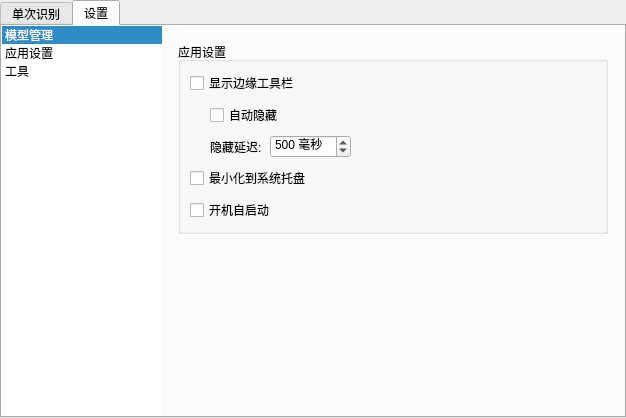
Above: src/vibeocr/ui/main_window.ui from FelixJI/VibeOCR before the change. Below: the same form after it.
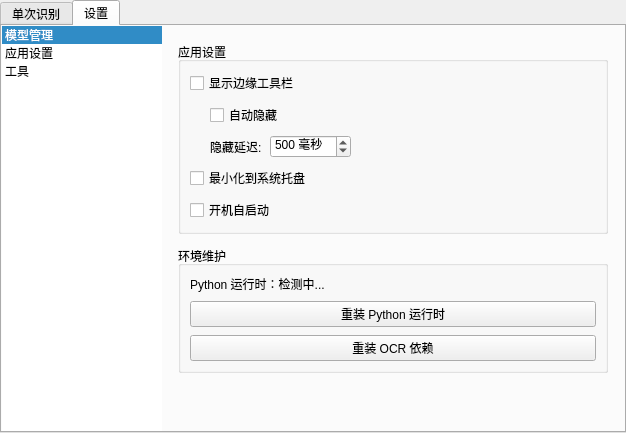
That is the form after the change. The open tabs and pages were chosen to show the change. Custom widgets are drawn as their Qt base class.

Commit message: feat(ui): 应用设置页新增'环境维护'分组（重装按钮）

What changed in the file:
```diff
--- a/src/vibeocr/ui/main_window.ui
+++ b/src/vibeocr/ui/main_window.ui
@@ -589,6 +589,48 @@
              </layout>
             </widget>
            </item>
+           <item>
+            <widget class="QGroupBox" name="groupEnvMaintenance">
+             <property name="title">
+              <string>环境维护</string>
+             </property>
+             <layout class="QVBoxLayout" name="envMaintenanceLayout">
+              <property name="spacing">
+               <number>8</number>
+              </property>
+              <item>
+               <widget class="QLabel" name="labelEnvStatus">
+                <property name="text">
+                 <string>Python 运行时：检测中...</string>
+                </property>
+                <property name="wordWrap">
+                 <bool>true</bool>
+                </property>
+               </widget>
+              </item>
+              <item>
+               <widget class="QPushButton" name="btnReinstallPython">
+                <property name="toolTip">
+                 <string>删除 python/ 目录后重新下载安装 Python 运行时及 OCR 依赖。仅删除 python/，不影响配置、模型缓存和日志。</string>
+                </property>
+                <property name="text">
+                 <string>重装 Python 运行时</string>
+                </property>
+               </widget>
+              </item>
+              <item>
+               <widget class="QPushButton" name="btnReinstallDeps">
+                <property name="toolTip">
+                 <string>使用 pip 重新安装 paddle/torch/mineru 等 OCR 依赖，不删除任何目录。</string>
+                </property>
+                <property name="text">
+                 <string>重装 OCR 依赖</string>
+                </property>
+               </widget>
+              </item>
+             </layout>
+            </widget>
+           </item>
            <item>
             <spacer name="spacerAppPage">
              <property name="orientation">
```
The commit also changes 1 other file.
